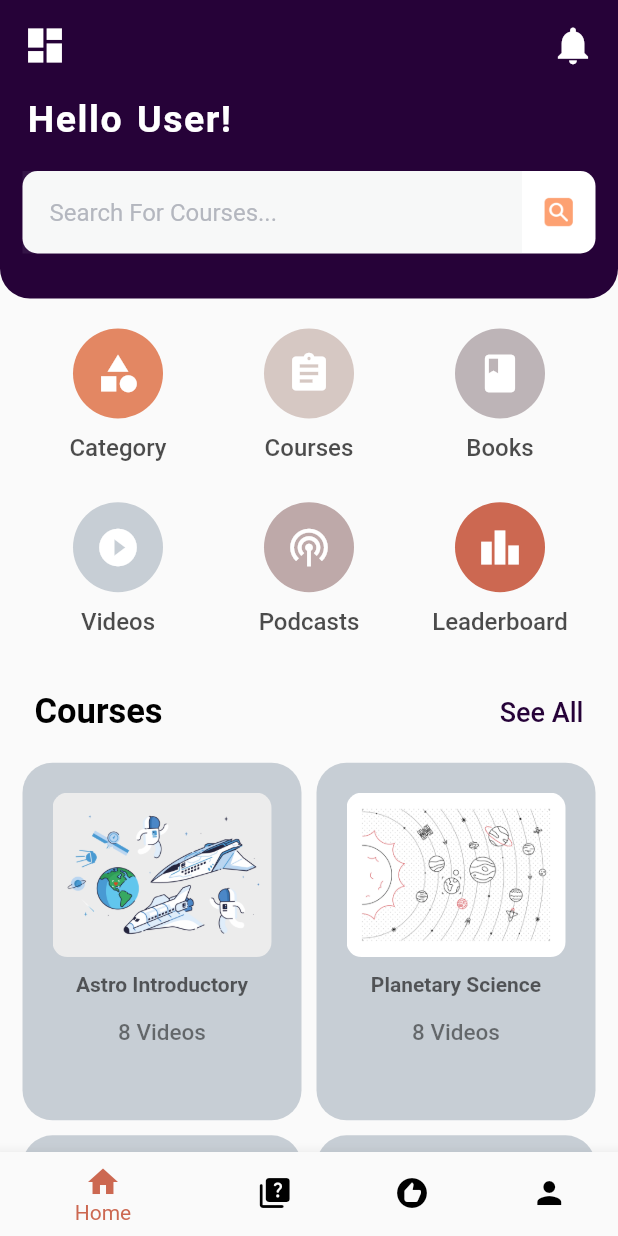
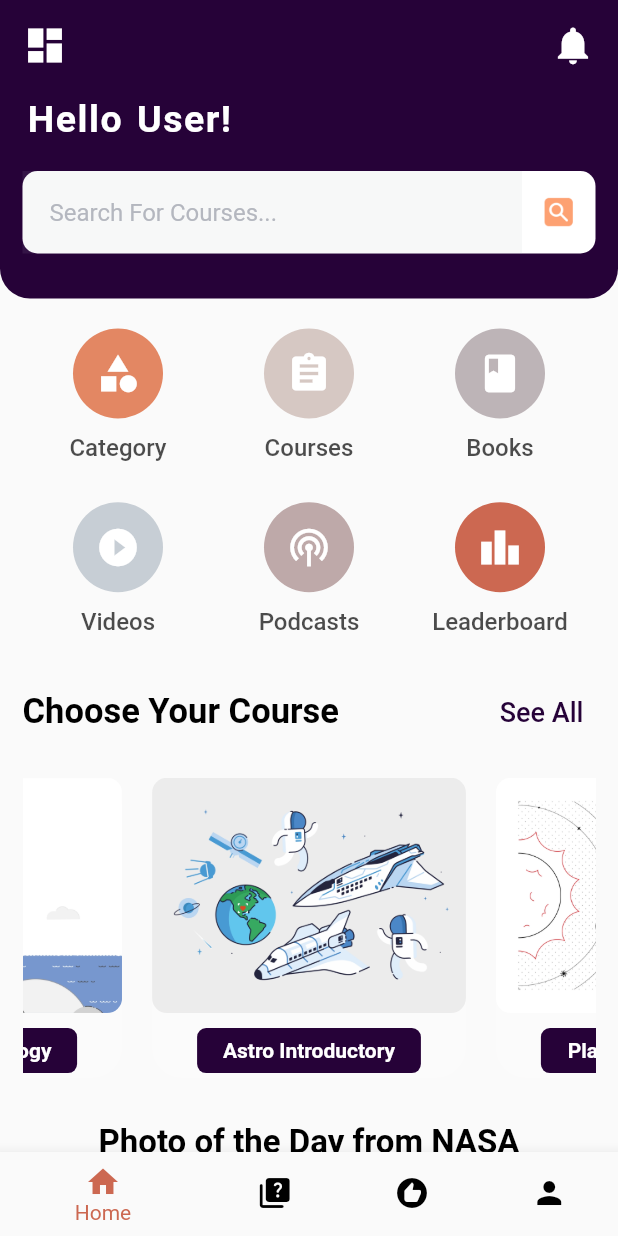
Before and after one commit to rai-Aman/Stellar-Study-Application, a Flutter app: the screen it shows after launch, on a phone screen of 412 x 824 dp. Run offline on Flutter 3.47's test engine with Material 2 defaults, Android fonts, the light colour scheme and no system bars; drawn by our look-alikes of animated_text_kit, carousel_slider; our stand-ins replace sqflite; accounts and stored records are empty; network calls fail.

Commit message:
Nasa API integration done

```diff
--- a/lib/stellarHome.dart
+++ b/lib/stellarHome.dart
@@ -1,9 +1,12 @@
 // ignore: file_names
+import 'dart:convert';
 import 'package:animated_text_kit/animated_text_kit.dart';
+import 'package:carousel_slider/carousel_slider.dart';
 import 'package:flutter/material.dart';
 import 'package:flutter/services.dart';
 import 'bottomNavigationPages/QuizPage.dart';
 import 'coursePages/coursesHome.dart';
+import 'package:http/http.dart' as http;
 
 class MyStellarHome extends StatefulWidget {
   const MyStellarHome({Key? key}) : super(key: key);
@@ -12,6 +15,36 @@
 }
 
 class _MyStellarHomeState extends State<MyStellarHome> {
+  String _title = '';
+  String _imageUrl = '';
+  String _date = '';
+  String _explanation = '';
+  @override
+  void initState() {
+    super.initState();
+    _getApod();
+  }
+
+  Future<void> _getApod() async {
+    final response = await http.get(
+      Uri.parse(
+          'https://api.nasa.gov/planetary/apod?api_key=cHy2JPNqqPZfDenVmFYxod8Kt04KMxuYKhkk5dbH'),
+    );
+
+    if (response.statusCode == 200) {
+      final data = jsonDecode(response.body);
+      setState(() {
+        _title = data['title'];
+        _imageUrl = data['url'];
+        _date = data['date'];
+        _explanation = data['explanation'];
+      });
+    } else {
+      // Handle error
+      throw Exception('Failed to fetch photo of the day');
+    }
+  }
+
   //making category list for user
   List chooseCategory = [
     'Category',
@@ -258,7 +291,6 @@
                                 route = 'leaderboard';
                               }
                               Navigator.pushNamed(context, route);
-
                             },
                             splashColor: const Color.fromARGB(255, 22, 22, 22),
                             highlightColor:
@@ -294,18 +326,18 @@
                   Row(
                     mainAxisAlignment: MainAxisAlignment.spaceBetween,
                     children: [
-                      TextButton(
-                        onPressed: () {
-                          // TODO: Add your onPressed logic here
-                        },
-                        child: const Text(
-                          'Courses',
+                      // TextButton(
+                      //   onPressed: () {
+                      //     // TODO: Add your onPressed logic here
+                      //   },
+                      const Text(
+                        'Choose Your Course',
                         style: TextStyle(
                             fontSize: 23,
                             fontWeight: FontWeight.w600,
                             color: Colors.black),
                       ),
-                      ),
+
                       TextButton(
                         onPressed: () {
                           // TODO: Add your onPressed logic here
@@ -322,85 +354,152 @@
                     ],
                   ),
                   const SizedBox(height: 10),
-                  GridView.builder(
-                    itemCount: courseListImages.length,
-                    shrinkWrap: true,
-                    physics: const NeverScrollableScrollPhysics(),
-                    gridDelegate: SliverGridDelegateWithFixedCrossAxisCount(
-                      crossAxisCount: 2,
-                      childAspectRatio:
-                          (MediaQuery.of(context).size.height - 50 - 25) /
-                              (4 * 240),
-                      mainAxisSpacing: 10,
-                      crossAxisSpacing: 10,
+                  //SingleChildScrollView(
+                  CarouselSlider(
+                    options: CarouselOptions(
+                      height: 220, // reduce the height
+                      autoPlay: true,
+                      autoPlayInterval:
+                          const Duration(seconds: 2), // increase the interval
+
+                      enlargeCenterPage: false,
+                      viewportFraction: 0.6,
+                      aspectRatio: 1,
                     ),
-                    itemBuilder: (context, index) {
+                    items: courseListImages.map((imageName) {
                       return InkWell(
                         onTap: () {
                           // TODO: Add your onTap logic here
                           Navigator.push(
                             context,
                             MaterialPageRoute(
-                                builder: (context) =>
-                                    coursesHome(courseListImages[index]),
-                              ));
+                              builder: (context) => coursesHome(imageName),
+                            ),
+                          );
                         },
                         child: Container(
-                          padding: const EdgeInsets.symmetric(
-                              vertical: 20, horizontal: 20),
+                          margin: const EdgeInsets.symmetric(
+                              vertical: 10, horizontal: 10),
                           decoration: BoxDecoration(
                             borderRadius: BorderRadius.circular(20),
-                            color: const Color(0xbbb5bec7),
+                            color: Color.fromARGB(184, 252, 251, 251),
                           ),
                           child: Column(
+                            crossAxisAlignment: CrossAxisAlignment.stretch,
                             children: [
-                              Padding(
-                                padding: const EdgeInsets.only(bottom: 10),
-                                child: ClipRRect(
+                              ClipRRect(
                                 borderRadius: BorderRadius.circular(10),
                                 child: Image.asset(
-                                      "courseImages/${courseListImages[index]}.png",
+                                  "courseImages/$imageName.png",
                                   fit: BoxFit.cover,
                                   // width: 100,
                                   // height: 100,
-                                      scale: 1),
+                                  scale: 1,
                                 ),
                               ),
-                              //const SizedBox(height: 5),
-                              // TextButton(
-                              //   onPressed: () {
-                              //     // TODO: Add your onPressed logic here
-                              //   },
-                              Text(
-                                courseListImages[index],
-                                style: TextStyle(
+                              const SizedBox(height: 10),
+                              // Padding(
+                              //   padding: const EdgeInsets.symmetric(
+                              //       horizontal: 10),
+                              Container(
+                                width: 2,
+                                height: 30,
+                                margin:
+                                    const EdgeInsets.only(right: 30, left: 30),
+                                alignment: Alignment.center,
+                                decoration: BoxDecoration(
+                                  borderRadius: BorderRadius.circular(6),
+                                  color: const Color.fromARGB(255, 38, 2, 56),
+                                ),
+                                child: Text(
+                                  imageName,
+                                  textAlign: TextAlign.center,
+                                  style: const TextStyle(
                                     fontSize: 14,
                                     fontWeight: FontWeight.w600,
-                                    color: Colors.black.withOpacity(0.6)),
+                                    color: Colors.white,
+                                  ),
+                                ),
+                              ),
+                              //),
+                            ],
+                          ),
+                        ),
+                      );
+                    }).toList(),
+                  ),
+                  const SizedBox(height: 20),
+                  const Text(
+                    "Photo of the Day from NASA",
+                    style: TextStyle(
+                      fontSize: 22,
+                      fontWeight: FontWeight.bold,
+                      color: Colors.black,
+                    ),
+                  ),
+
+                  const SizedBox(height: 10),
+                  Container(
+                    decoration: BoxDecoration(
+                      borderRadius: BorderRadius.circular(10),
+                      color: Colors.white,
+                      boxShadow: [
+                        BoxShadow(
+                          color: Colors.grey.withOpacity(0.5),
+                          spreadRadius: 2,
+                          blurRadius: 5,
+                          offset: const Offset(0, 3),
+                        ),
+                      ],
+                    ),
+                    child: Column(
+                      crossAxisAlignment: CrossAxisAlignment.start,
+                      children: [
+                        ClipRRect(
+                          borderRadius:
+                              const BorderRadius.all(Radius.circular(10)),
+                          child: Image.network(
+                            _imageUrl,
+                            height: 200,
+                            width: double.infinity,
+                            fit: BoxFit.cover,
+                          ),
+                        ),
+                        Padding(
+                          padding: const EdgeInsets.all(10),
+                          child: Column(
+                            crossAxisAlignment: CrossAxisAlignment.start,
+                            children: [
+                              Text(
+                                _title,
+                                style: const TextStyle(
+                                  fontSize: 20,
+                                  fontWeight: FontWeight.bold,
+                                ),
                               ),
                               const SizedBox(height: 5),
-
-                              // ),
-                              //const SizedBox(height: 10),
-                              // TextButton(
-                              //   onPressed: () {
-                              //     // TODO: Add your onPressed logic here
-                              //   },
+                              Text(
+                                _date,
+                                style: const TextStyle(
+                                  fontSize: 16,
+                                  color: Colors.grey,
+                                ),
+                              ),
                               const SizedBox(height: 10),
                               Text(
-                                '8 Videos',
-                                style: TextStyle(
-                                  fontSize: 15,
-                                  fontWeight: FontWeight.w500,
-                                  color: Colors.black.withOpacity(0.5),
+                                _explanation,
+                                style: const TextStyle(
+                                  fontSize: 16,
                                 ),
                               ),
                             ],
                           ),
                         ),
-                      );
-                    },
+                      ],
                     ),
+                  ),
+
+                  const SizedBox(height: 10),
                 ],
               ),
             ),
--- a/pubspec.yaml
+++ b/pubspec.yaml
@@ -30,8 +30,11 @@
 dependencies:
   flutter:
     sdk: flutter
+  carousel_slider: ^4.2.1
+  animated_text_kit: ^4.2.2
+  http: ^0.13.4
 
-  animated_text_kit: ^4.2.2
+
 
   sqflite: ^2.2.6
   path :
@@ -70,6 +73,7 @@
   assets:
     - loginRegisterImages/
     - courseImages/
+    - ImpImages/
     # - images/a_dot_ham.jpeg
 
   # An image asset can refer to one or more resolution-specific "variants", see
```
Also changed, not shown: ImpImages/loading.gif (added), ImpImages/top3.png (added), pubspec.lock. Lines whose indentation alone changed are shown as unchanged.
